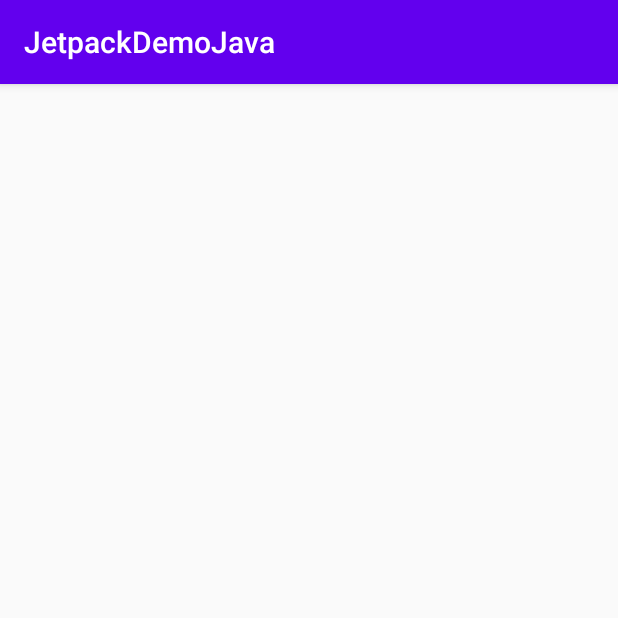
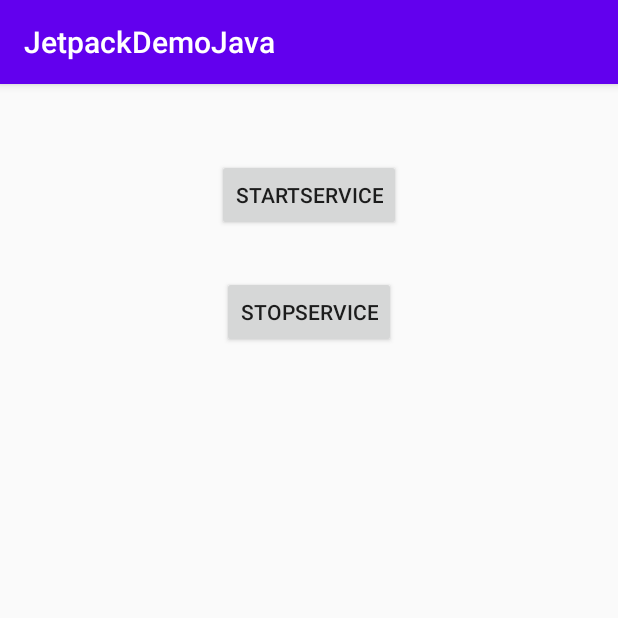
Before and after one commit to crazyandcoder/jetpack, an Android app: the LifeCycleActivity screen opened directly, with no data from a screen before it, on a phone screen of 412 x 824 dp, the top half of it. Run offline under Robolectric (Android 15) with nearby library versions, the phone set to English and light mode, and no system bars; libraries missing offline, so code that uses them is left out: com.socks.library; 1 statement that could not run was skipped.

Commit message:
lifecycle

```diff
--- a/app/build.gradle
+++ b/app/build.gradle
@@ -27,6 +27,7 @@ dependencies {
     implementation 'androidx.appcompat:appcompat:1.2.0'
     implementation 'androidx.constraintlayout:constraintlayout:2.0.2'
     implementation 'androidx.recyclerview:recyclerview:1.2.0-alpha06'
+    implementation 'androidx.lifecycle:lifecycle-extensions:2.2.0'
     testImplementation 'junit:junit:4.12'
     implementation 'com.github.zhaokaiqiang.klog:library:1.6.0'
     androidTestImplementation 'androidx.test.ext:junit:1.1.2'
--- a/app/src/main/AndroidManifest.xml
+++ b/app/src/main/AndroidManifest.xml
@@ -18,6 +18,8 @@
                 <category android:name="android.intent.category.LAUNCHER" />
             </intent-filter>
         </activity>
+
+        <service android:name=".jetpack.lifecycle.LifecycleServiceTest"/>
     </application>
 
 </manifest>
--- a/app/src/main/java/com/crazyandcoder/top/jetpackdemojava/jetpack/lifecycle/LifeCycleActivity.java
+++ b/app/src/main/java/com/crazyandcoder/top/jetpackdemojava/jetpack/lifecycle/LifeCycleActivity.java
@@ -2,18 +2,40 @@ package com.crazyandcoder.top.jetpackdemojava.jetpack.lifecycle;
 
 import androidx.appcompat.app.AppCompatActivity;
 
+import android.content.Intent;
 import android.os.Bundle;
+import android.view.View;
+import android.widget.Button;
 
 import com.crazyandcoder.top.jetpackdemojava.R;
 
 public class LifeCycleActivity extends AppCompatActivity {
 
     private MyLocationListener locationListener;
+    private Button start;
+    private Button stop;
 
     @Override
     protected void onCreate(Bundle savedInstanceState) {
         super.onCreate(savedInstanceState);
         setContentView(R.layout.activity_life_cycle);
+        start = findViewById(R.id.start);
+        stop = findViewById(R.id.stop);
+
+        start.setOnClickListener(new View.OnClickListener() {
+            @Override
+            public void onClick(View view) {
+                Intent intent = new Intent(LifeCycleActivity.this, LifecycleServiceTest.class);
+                startService(intent);
+            }
+        });
+        stop.setOnClickListener(new View.OnClickListener() {
+            @Override
+            public void onClick(View view) {
+                Intent intent = new Intent(LifeCycleActivity.this, LifecycleServiceTest.class);
+                stopService(intent);
+            }
+        });
 
         locationListener = new MyLocationListener(this, new MyLocationListener.OnLocationChangeListener() {
             @Override
--- a/app/src/main/res/layout/activity_life_cycle.xml
+++ b/app/src/main/res/layout/activity_life_cycle.xml
@@ -1,9 +1,30 @@
 <?xml version="1.0" encoding="utf-8"?>
-<androidx.constraintlayout.widget.ConstraintLayout xmlns:android="http://schemas.android.com/apk/res/android"
+<LinearLayout xmlns:android="http://schemas.android.com/apk/res/android"
     xmlns:app="http://schemas.android.com/apk/res-auto"
     xmlns:tools="http://schemas.android.com/tools"
     android:layout_width="match_parent"
     android:layout_height="match_parent"
+    android:gravity="center_horizontal"
+    android:orientation="vertical"
     tools:context=".jetpack.lifecycle.LifeCycleActivity">
 
-</androidx.constraintlayout.widget.ConstraintLayout>
+    <Button
+        android:id="@+id/start"
+        android:layout_width="wrap_content"
+        android:layout_height="wrap_content"
+        android:layout_marginTop="50dp"
+        android:text="startService"
+        app:layout_constraintEnd_toEndOf="parent"
+        app:layout_constraintStart_toStartOf="parent"
+        tools:layout_editor_absoluteY="170dp" />
+
+    <Button
+        android:id="@+id/stop"
+        android:layout_width="wrap_content"
+        android:layout_height="wrap_content"
+        android:layout_marginTop="30dp"
+        android:text="stopService"
+        app:layout_constraintEnd_toEndOf="parent"
+        app:layout_constraintStart_toStartOf="parent"
+        app:layout_constraintTop_toBottomOf="@+id/button" />
+</LinearLayout>
```
Also changed, not shown: app/src/main/java/com/crazyandcoder/top/jetpackdemojava/jetpack/lifecycle/LifecycleServiceTest.java (added, +13 -0 lines), app/src/main/java/com/crazyandcoder/top/jetpackdemojava/jetpack/lifecycle/MyServiceObserver.java (added, +21 -0 lines).
